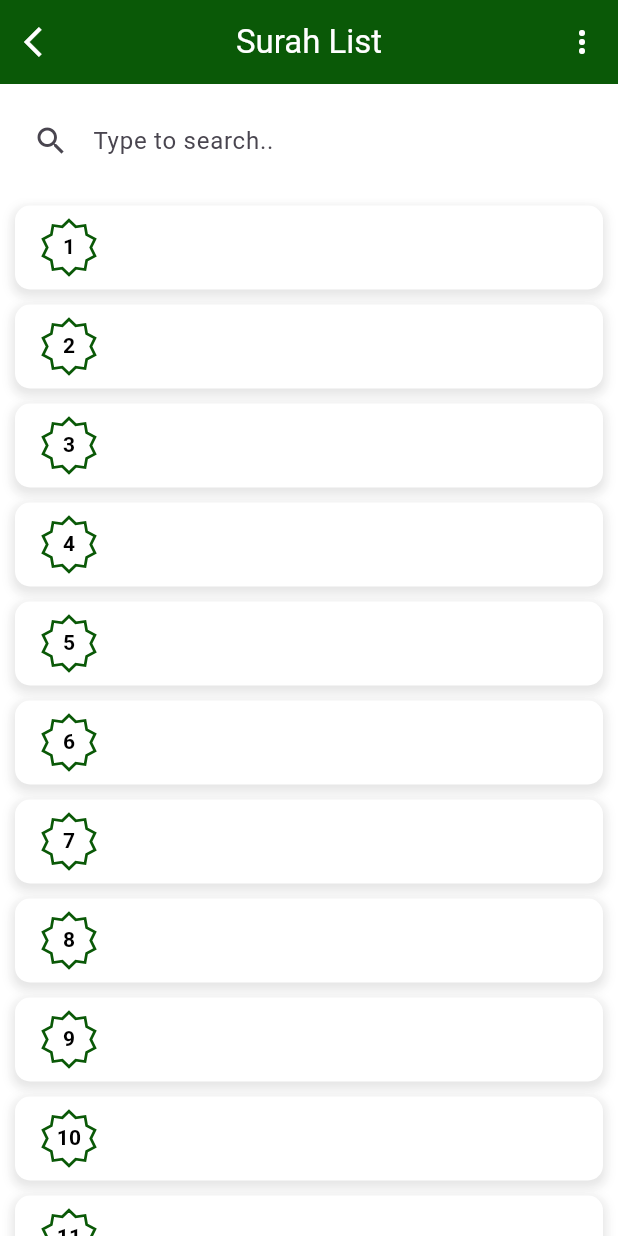
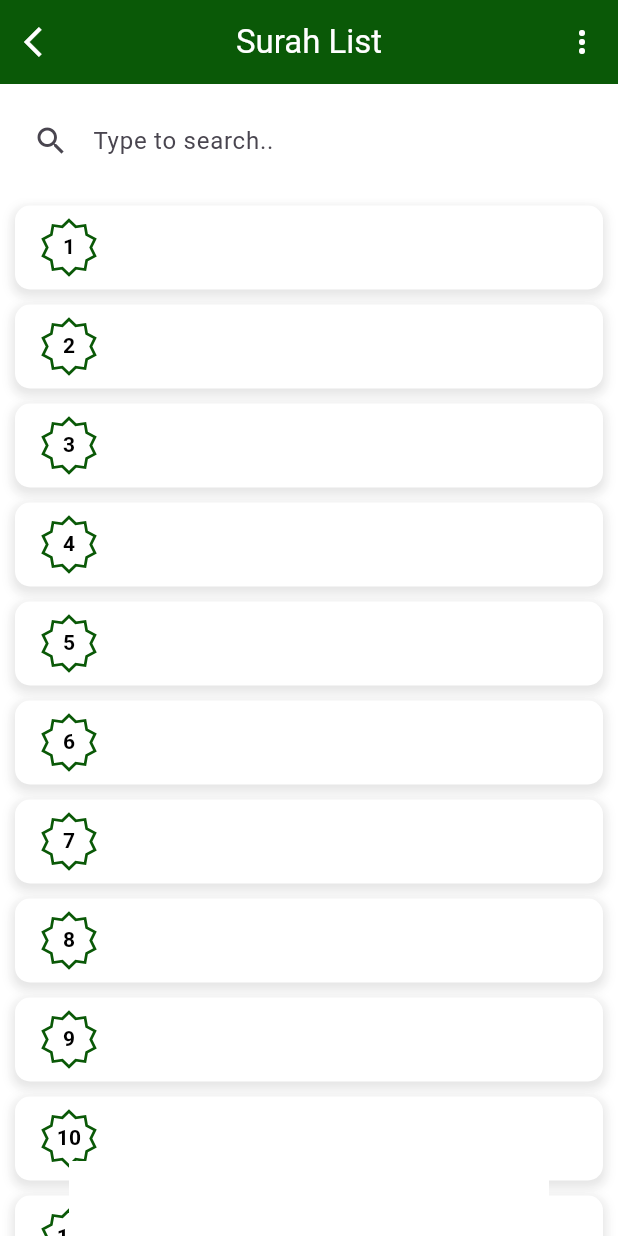
Before and after one commit to talhadev5/Holy-Quran-Kareem, a Flutter app: the SurahListScreen screen opened by its route, on a phone screen of 412 x 824 dp. Run offline on Flutter 3.47's test engine with Material 3 defaults, Android fonts, the phone set to English and light mode, and no system bars; drawn by our look-alikes of google_mobile_ads; our stand-ins replace adhan, connectivity_plus, dio, flutter_spinkit, flutter_svg, geolocator and 6 more; missing offline and left inert: flutter_qiblah, quran; network calls fail.

Commit message:
some changes

```diff
--- a/lib/View/homePage/para_page/surah_page.dart
+++ b/lib/View/homePage/para_page/surah_page.dart
@@ -3,15 +3,28 @@
 import 'package:flutter/material.dart';
 import 'package:flutter_svg/flutter_svg.dart';
 import 'package:get/get.dart';
+import 'package:google_mobile_ads/google_mobile_ads.dart';
 import 'package:quran_kareem/View/homePage/para_page/audio_player/audio_player.dart';
 import 'package:quran_kareem/View/homePage/para_page/para.dart';
 import 'package:quran_kareem/View/save_localy/save_data.dart';
+import 'package:quran_kareem/controllers/add_controller.dart';
 import 'package:quran_kareem/controllers/surah_controller.dart';
 import 'package:quran_kareem/utils/appcolors.dart';
 
-class SurahListScreen extends StatelessWidget {
+class SurahListScreen extends StatefulWidget {
+  @override
+  State<SurahListScreen> createState() => _SurahListScreenState();
+}
+
+class _SurahListScreenState extends State<SurahListScreen> {
   final SurahController controller =
       Get.put(SurahController(), permanent: true);
+  MyAdController adController = Get.put(MyAdController());
+  @override
+  void initState() {
+    super.initState();
+    adController.loadBannerAd();
+  }
 
   @override
   Widget build(BuildContext context) {
@@ -55,7 +68,9 @@ class SurahListScreen extends StatelessWidget {
               ],
             ),
           ]),
-      body: Column(
+      body: Stack(
+        children: [
+          Column(
             children: [
               Padding(
                 padding: const EdgeInsets.all(10.0),
@@ -105,8 +120,8 @@ class SurahListScreen extends StatelessWidget {
                             var parah = controller.filteredParahs[index];
                             return GestureDetector(
                               onTap: () {
-                            Get.to(
-                                () => SurahDetailScreen(parahIndex: index + 1));
+                                Get.to(() =>
+                                    SurahDetailScreen(parahIndex: index + 1));
                               },
                               child: Container(
                                 margin: const EdgeInsets.symmetric(
@@ -153,7 +168,8 @@ class SurahListScreen extends StatelessWidget {
                                   trailing: Text(
                                     parah['name']!,
                                     style: const TextStyle(
-                                    fontSize: 18, fontWeight: FontWeight.w500),
+                                        fontSize: 18,
+                                        fontWeight: FontWeight.w500),
                                   ),
                                 ),
                               ),
@@ -164,6 +180,24 @@ class SurahListScreen extends StatelessWidget {
               ),
             ],
           ),
+          Align(
+            alignment: Alignment.bottomCenter,
+            child: GetBuilder<MyAdController>(
+              builder: (controller) {
+                if (controller.bannerAd != null) {
+                  return Container(
+                    color: Colors.white,
+                    width: controller.bannerAd!.size.width.toDouble(),
+                    height: controller.bannerAd!.size.height.toDouble(),
+                    child: AdWidget(ad: controller.bannerAd!),
+                  );
+                }
+                return SizedBox.shrink();
+              },
+            ),
+          ),
+        ],
+      ),
     );
   }
 }
```
Also changed, not shown: lib/View/homePage/homaPage.dart (+35 -40 lines), lib/View/homePage/para_page/para.dart (+37 -3 lines), lib/View/prayer_page/prayer_page.dart (+50 -16 lines), lib/View/qibla_page/qibla.dart (+27 -17 lines), lib/controllers/add_controller.dart (+38 -48 lines), lib/main.dart (+8 -4 lines), 9 other files. Lines whose indentation alone changed are shown as unchanged.
